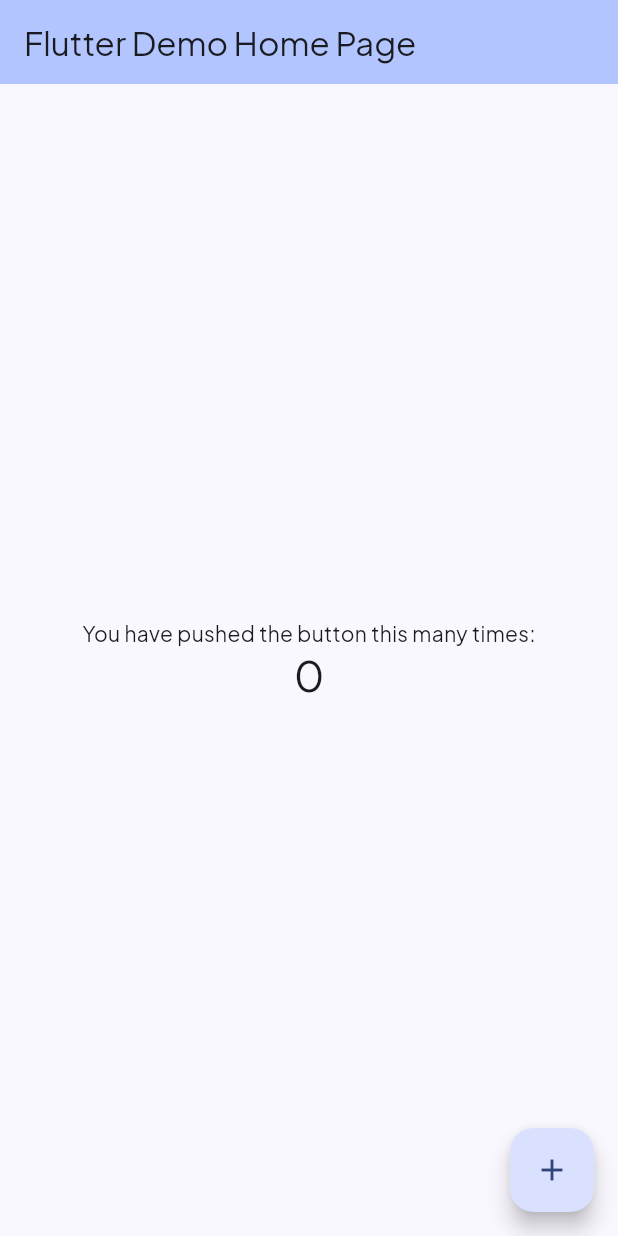
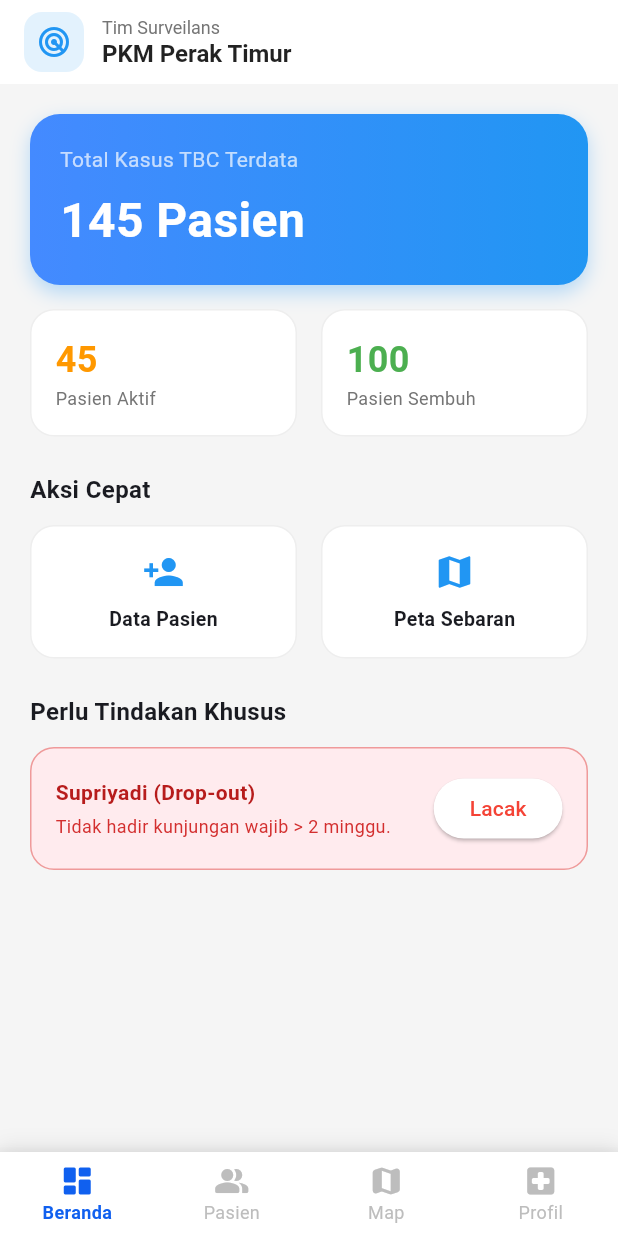
Before and after one commit to fathss/tb-check-mobile, a Flutter app: the screen it shows after launch, on a phone screen of 412 x 824 dp. Run offline on Flutter 3.47's test engine with Material 3 defaults, Android fonts, the phone set to English and light mode, and no system bars; Roboto replaces fonts that are missing (Poppins).

Commit message:
feat: create bottom bar, profile, home admin

```diff
--- /dev/null
+++ b/lib/features/admin_faskes/dashboard/screens/admin_dashboard_screen.dart
@@ -0,0 +1,91 @@
+import 'package:flutter/material.dart';
+import '../widgets/stat_card_widget.dart';
+import '../widgets/action_button_widget.dart';
+import '../widgets/alert_card_widget.dart';
+
+class AdminDashboardScreen extends StatelessWidget {
+  const AdminDashboardScreen({Key? key}) : super(key: key);
+
+  @override
+  Widget build(BuildContext context) {
+    return Scaffold(
+      backgroundColor: Colors.grey[100],
+      appBar: AppBar(
+        elevation: 0,
+        backgroundColor: Colors.white,
+        title: Row(
+          children: [
+            Container(
+              padding: const EdgeInsets.all(8),
+              decoration: BoxDecoration(
+                color: Colors.blue.shade50,
+                borderRadius: BorderRadius.circular(12),
+              ),
+              child: const Icon(Icons.radar, color: Colors.blue),
+            ),
+            const SizedBox(width: 12),
+            Column(
+              crossAxisAlignment: CrossAxisAlignment.start,
+              children: [
+                Text('Tim Surveilans', style: TextStyle(fontSize: 12, color: Colors.grey[600])),
+                const Text('PKM Perak Timur', style: TextStyle(fontSize: 16, fontWeight: FontWeight.bold, color: Colors.black87)),
+              ],
+            ),
+          ],
+        ),
+      ),
+      body: SingleChildScrollView(
+        padding: const EdgeInsets.all(20),
+        child: Column(
+          crossAxisAlignment: CrossAxisAlignment.start,
+          children: [
+            Container(
+              width: double.infinity,
+              padding: const EdgeInsets.all(20),
+              decoration: BoxDecoration(
+                gradient: const LinearGradient(colors: [Colors.blueAccent, Colors.blue]),
+                borderRadius: BorderRadius.circular(20),
+                boxShadow: [BoxShadow(color: Colors.blue.withOpacity(0.3), blurRadius: 10, offset: const Offset(0, 5))],
+              ),
+              child: const Column(
+                crossAxisAlignment: CrossAxisAlignment.start,
+                children: [
+                  Text('Total Kasus TBC Terdata', style: TextStyle(color: Colors.white70, fontSize: 14)),
+                  SizedBox(height: 8),
+                  Text('145 Pasien', style: TextStyle(color: Colors.white, fontSize: 32, fontWeight: FontWeight.bold)),
+                ],
+              ),
+            ),
+            const SizedBox(height: 16),
+            const Row(
+              children: [
+                Expanded(child: StatCardWidget(title: 'Pasien Aktif', value: '45', color: Colors.orange)),
+                SizedBox(width: 16),
+                Expanded(child: StatCardWidget(title: 'Pasien Sembuh', value: '100', color: Colors.green)),
+              ],
+            ),
+            const SizedBox(height: 24),
+            const Text('Aksi Cepat', style: TextStyle(fontSize: 16, fontWeight: FontWeight.bold)),
+            const SizedBox(height: 12),
+            Row(
+              children: [
+                Expanded(child: ActionButtonWidget(icon: Icons.person_add, label: 'Data Pasien', onTap: () {})),
+                const SizedBox(width: 16),
+                Expanded(child: ActionButtonWidget(icon: Icons.map, label: 'Peta Sebaran', onTap: () {})),
+              ],
+            ),
+            const SizedBox(height: 24),
+            const Text('Perlu Tindakan Khusus', style: TextStyle(fontSize: 16, fontWeight: FontWeight.bold)),
+            const SizedBox(height: 12),
+            AlertCardWidget(
+              patientName: 'Supriyadi',
+              message: 'Tidak hadir kunjungan wajib > 2 minggu.',
+              onTrack: () {
+              },
+            ),
+          ],
+        ),
+      ),
+    );
+  }
+}
--- /dev/null
+++ b/lib/features/admin_faskes/dashboard/widgets/action_button_widget.dart
@@ -0,0 +1,40 @@
+import 'package:flutter/material.dart';
+
+class ActionButtonWidget extends StatelessWidget{
+  final IconData icon;
+  final String label;
+  final VoidCallback onTap;
+
+  const ActionButtonWidget({
+    Key? key,
+    required this.icon,
+    required this.label,
+    required this.onTap,
+  }) : super(key: key);
+
+  @override
+  Widget build(BuildContext context) {
+    return InkWell(
+      onTap: onTap,
+      borderRadius: BorderRadius.circular(16),
+      child: Container(
+        padding: const EdgeInsets.symmetric(vertical: 16),
+        decoration: BoxDecoration(
+          color: Colors.white,
+          borderRadius: BorderRadius.circular(16),
+          border: Border.all(color: Colors.grey.shade200)
+          ),
+          child: Column(
+          children: [
+            Icon(icon, color: Colors.blue, size: 28,),
+            const SizedBox(height: 8,),
+            Text(
+              label,
+              style: const TextStyle(fontWeight: FontWeight.bold, fontSize: 13),
+            )
+          ],
+        )
+        ),
+      );
+  }
+}
--- /dev/null
+++ b/lib/features/admin_faskes/dashboard/widgets/alert_card_widget.dart
@@ -0,0 +1,54 @@
+import 'package:flutter/material.dart';
+
+class AlertCardWidget extends StatelessWidget {
+  final String patientName;
+  final String message;
+  final VoidCallback onTrack;
+
+  const AlertCardWidget({
+    Key? key,
+    required this.patientName,
+    required this.message,
+    required this.onTrack,
+  }) : super(key: key);
+
+  @override
+  Widget build(BuildContext context) {
+    return Container(
+      padding: const EdgeInsets.all(16),
+      decoration: BoxDecoration(
+        color: Colors.red.shade50,
+        border: Border.all(color: Colors.red.shade200),
+        borderRadius: BorderRadius.circular(16),
+      ),
+      child: Row(
+        children: [
+          Expanded(
+            child: Column(
+              crossAxisAlignment: CrossAxisAlignment.start,
+              children: [
+                Text(
+                  '$patientName (Drop-out)',
+                  style: TextStyle(fontWeight: FontWeight.bold, color: Colors.red.shade900),
+                ),
+                const SizedBox(height: 4),
+                Text(
+                  message,
+                  style: TextStyle(fontSize: 12, color: Colors.red.shade700),
+                ),
+              ],
+            ),
+          ),
+          ElevatedButton(
+            style: ElevatedButton.styleFrom(
+              backgroundColor: Colors.white,
+              foregroundColor: Colors.red,
+            ),
+            onPressed: onTrack,
+            child: const Text('Lacak'),
+          )
+        ],
+      ),
+    );
+  }
+}
--- /dev/null
+++ b/lib/features/admin_faskes/dashboard/widgets/stat_card_widget.dart
@@ -0,0 +1,39 @@
+import 'package:flutter/material.dart';
+
+class StatCardWidget extends StatelessWidget{
+  final String title;
+  final String value;
+  final Color color;
+
+  const StatCardWidget({
+    Key? key,
+    required this.title,
+    required this.value,
+    required this.color,
+  }) : super(key: key);
+
+  @override
+  Widget build(BuildContext context) {
+    return Container(
+      padding: const EdgeInsets.all(16),
+      decoration: BoxDecoration(
+        color: Colors.white,
+        borderRadius: BorderRadius.circular(16),
+        border: Border.all(color: Colors.grey.shade200),
+      ),
+      child: Column(
+        crossAxisAlignment: CrossAxisAlignment.start,
+        children: [
+          Text(
+            value,
+            style: TextStyle(fontSize: 24, fontWeight: FontWeight.bold, color: color),
+          ),
+          Text(
+            title,
+            style: TextStyle(fontSize: 12, color: Colors.grey[600]),
+          ),
+        ],
+      ),
+    );
+  }
+}
--- /dev/null
+++ b/lib/features/admin_faskes/navigation/admin_main_navigation.dart
@@ -0,0 +1,80 @@
+import 'package:flutter/material.dart';
+import '../dashboard/screens/admin_dashboard_screen.dart';
+import '../profile/screens/admin_profile_screen.dart';
+
+class AdminMainNavigation extends StatefulWidget {
+  const AdminMainNavigation({Key? key}) : super(key: key);
+
+  @override
+  State<AdminMainNavigation> createState() => _AdminMainNavigationState();
+}
+
+class _AdminMainNavigationState extends State<AdminMainNavigation> {
+  int _selectedIndex = 0;
+  final List<Widget> _pages = [
+    const AdminDashboardScreen(),
+    const Scaffold(
+      body: Center(
+        child: Text('Halaman Data Pasien\n(Dikerjakan di Minggu 10)', textAlign: TextAlign.center),
+      ),
+    ),
+    const Scaffold(
+      body: Center(
+        child: Text('Halaman Map Persebaran\n(Dikerjakan di Minggu 12)', textAlign: TextAlign.center),
+      ),
+    ),
+    const AdminProfileScreen(),
+  ];
+
+  void _onItemTapped(int index) {
+    setState(() {
+      _selectedIndex = index;
+    });
+  }
+
+  @override
+  Widget build(BuildContext context) {
+    return Scaffold(
+      body: _pages[_selectedIndex],
+      bottomNavigationBar: Container(
+        decoration: BoxDecoration(
+          boxShadow: [
+            BoxShadow(
+              color: Colors.grey.withOpacity(0.2),
+              blurRadius: 10,
+              offset: const Offset(0, -5),
+            ),
+          ],
+        ),
+        child: BottomNavigationBar(
+          currentIndex: _selectedIndex,
+          onTap: _onItemTapped,
+          backgroundColor: Colors.white,
+          selectedItemColor: const Color(0xFF1060EF), // Biru primary TBCare
+          unselectedItemColor: Colors.grey.shade400,
+          type: BottomNavigationBarType.fixed,
+          selectedLabelStyle: const TextStyle(fontWeight: FontWeight.bold, fontSize: 12),
+          unselectedLabelStyle: const TextStyle(fontWeight: FontWeight.normal, fontSize: 12),
+          items: const [
+            BottomNavigationBarItem(
+              icon: Icon(Icons.dashboard_rounded),
+              label: 'Beranda',
+            ),
+            BottomNavigationBarItem(
+              icon: Icon(Icons.people_alt_rounded),
+              label: 'Pasien',
+            ),
+            BottomNavigationBarItem(
+              icon: Icon(Icons.map_rounded),
+              label: 'Map',
+            ),
+            BottomNavigationBarItem(
+              icon: Icon(Icons.local_hospital_rounded),
+              label: 'Profil',
+            ),
+          ],
+        ),
+      ),
+    );
+  }
+}
--- /dev/null
+++ b/lib/features/admin_faskes/profile/screens/admin_profile_screen.dart
@@ -0,0 +1,64 @@
+import 'package:flutter/material.dart';
+import '../widgets/custom_text_field_widget.dart';
+
+class AdminProfileScreen extends StatelessWidget {
+  const AdminProfileScreen({Key? key}) : super(key: key);
+
+  @override
+  Widget build(BuildContext context) {
+    return Scaffold(
+      backgroundColor: Colors.white,
+      appBar: AppBar(
+        title: const Text('Profil Institusi', style: TextStyle(color: Colors.black87, fontWeight: FontWeight.bold, fontSize: 18)),
+        backgroundColor: Colors.white,
+        elevation: 0,
+        iconTheme: const IconThemeData(color: Colors.black),
+      ),
+      body: SingleChildScrollView(
+        padding: const EdgeInsets.all(24),
+        child: Column(
+          crossAxisAlignment: CrossAxisAlignment.start,
+          children: [
+            Center(
+              child: CircleAvatar(
+                radius: 40,
+                backgroundColor: Colors.blue.shade50,
+                child: const Icon(Icons.local_hospital, size: 40, color: Colors.blue),
+              ),
+            ),
+            const SizedBox(height: 32),
+
+            const CustomTextFieldWidget(label: 'Nama Faskes', placeholder: 'Puskesmas Perak Timur'),
+            const SizedBox(height: 16),
+
+            const CustomTextFieldWidget(label: 'Tipe Faskes', placeholder: 'Puskesmas Tingkat Pertama'),
+            const SizedBox(height: 16),
+
+            const CustomTextFieldWidget(label: 'Wilayah Jangkauan', placeholder: 'Kec. Pabean Cantian, Surabaya'),
+            const SizedBox(height: 16),
+
+            const CustomTextFieldWidget(label: 'Jam Operasional Layanan TBC', placeholder: 'Senin - Jumat, 08:00 - 14:00 WIB'),
+            const SizedBox(height: 16),
+
+            const CustomTextFieldWidget(label: 'Nomor Darurat / Call Center', placeholder: '031-1234567'),
+            const SizedBox(height: 32),
+
+            SizedBox(
+              width: double.infinity,
+              height: 50,
+              child: ElevatedButton(
+                style: ElevatedButton.styleFrom(
+                  backgroundColor: Colors.blue,
+                  shape: RoundedRectangleBorder(borderRadius: BorderRadius.circular(12)),
+                ),
+                onPressed: () {
+                },
+                child: const Text('Simpan Perubahan', style: TextStyle(fontSize: 16, fontWeight: FontWeight.bold, color: Colors.white)),
+              ),
+            )
+          ],
+        ),
+      ),
+    );
+  }
+}
--- /dev/null
+++ b/lib/features/admin_faskes/profile/widgets/custom_text_field_widget.dart
@@ -0,0 +1,46 @@
+import 'package:flutter/material.dart';
+
+class CustomTextFieldWidget extends StatelessWidget {
+  final String label;
+  final String placeholder;
+
+  const CustomTextFieldWidget({
+    Key? key,
+    required this.label,
+    required this.placeholder,
+  }) : super(key: key);
+
+  @override
+  Widget build(BuildContext context) {
+    return Column(
+      crossAxisAlignment: CrossAxisAlignment.start,
+      children: [
+        Text(
+          label,
+          style: const TextStyle(fontSize: 12, fontWeight: FontWeight.bold, color: Colors.black54),
+        ),
+        const SizedBox(height: 8),
+        TextField(
+          controller: TextEditingController(text: placeholder),
+          decoration: InputDecoration(
+            filled: true,
+            fillColor: Colors.grey.shade50,
+            contentPadding: const EdgeInsets.symmetric(horizontal: 16, vertical: 14),
+            border: OutlineInputBorder(
+              borderRadius: BorderRadius.circular(12),
+              borderSide: BorderSide(color: Colors.grey.shade300),
+            ),
+            enabledBorder: OutlineInputBorder(
+              borderRadius: BorderRadius.circular(12),
+              borderSide: BorderSide(color: Colors.grey.shade300),
+            ),
+            focusedBorder: OutlineInputBorder(
+              borderRadius: BorderRadius.circular(12),
+              borderSide: const BorderSide(color: Colors.blue),
+            ),
+          ),
+        ),
+      ],
+    );
+  }
+}
--- a/lib/main.dart
+++ b/lib/main.dart
@@ -1,5 +1,5 @@
 import 'package:flutter/material.dart';
-import 'package:tbcheck_app/core/theme/app_colors.dart';
+import 'features/admin_faskes/navigation/admin_main_navigation.dart';
 
 void main() {
   runApp(const MyApp());
@@ -8,102 +8,25 @@ void main() {
 class MyApp extends StatelessWidget {
   const MyApp({super.key});
 
-  // This widget is the root of your application.
   @override
   Widget build(BuildContext context) {
     return MaterialApp(
-      title: 'TBCheck',
+      title: 'TBCare Admin',
+      debugShowCheckedModeBanner: false,
       theme: ThemeData(
-        fontFamily: "PlusJakartaSans",
-        colorScheme: .fromSeed(seedColor: AppColors.primary),
+        useMaterial3: true,
+        colorScheme: ColorScheme.fromSeed(
+          seedColor: const Color(0xFF1060EF),
+          primary: const Color(0xFF1060EF),
+        ),
+        fontFamily: 'Poppins',
+        appBarTheme: const AppBarTheme(
+          centerTitle: false,
+          backgroundColor: Colors.white,
+          surfaceTintColor: Colors.white,
+        ),
       ),
-      home: const MyHomePage(title: 'Flutter Demo Home Page'),
+      home: const AdminMainNavigation(),
     );
   }
 }
-
-class MyHomePage extends StatefulWidget {
-  const MyHomePage({super.key, required this.title});
-
-  // This widget is the home page of your application. It is stateful, meaning
-  // that it has a State object (defined below) that contains fields that affect
-  // how it looks.
-
-  // This class is the configuration for the state. It holds the values (in this
-  // case the title) provided by the parent (in this case the App widget) and
-  // used by the build method of the State. Fields in a Widget subclass are
-  // always marked "final".
-
-  final String title;
-
-  @override
-  State<MyHomePage> createState() => _MyHomePageState();
-}
-
-class _MyHomePageState extends State<MyHomePage> {
-  int _counter = 0;
-
-  void _incrementCounter() {
-    setState(() {
-      // This call to setState tells the Flutter framework that something has
-      // changed in this State, which causes it to rerun the build method below
-      // so that the display can reflect the updated values. If we changed
-      // _counter without calling setState(), then the build method would not be
-      // called again, and so nothing would appear to happen.
-      _counter++;
-    });
-  }
-
-  @override
-  Widget build(BuildContext context) {
-    // This method is rerun every time setState is called, for instance as done
-    // by the _incrementCounter method above.
-    //
-    // The Flutter framework has been optimized to make rerunning build methods
-    // fast, so that you can just rebuild anything that needs updating rather
-    // than having to individually change instances of widgets.
-    return Scaffold(
-      appBar: AppBar(
-        // TRY THIS: Try changing the color here to a specific color (to
-        // Colors.amber, perhaps?) and trigger a hot reload to see the AppBar
-        // change color while the other colors stay the same.
-        backgroundColor: Theme.of(context).colorScheme.inversePrimary,
-        // Here we take the value from the MyHomePage object that was created by
-        // the App.build method, and use it to set our appbar title.
-        title: Text(widget.title),
-      ),
-      body: Center(
-        // Center is a layout widget. It takes a single child and positions it
-        // in the middle of the parent.
-        child: Column(
-          // Column is also a layout widget. It takes a list of children and
-          // arranges them vertically. By default, it sizes itself to fit its
-          // children horizontally, and tries to be as tall as its parent.
-          //
-          // Column has various properties to control how it sizes itself and
-          // how it positions its children. Here we use mainAxisAlignment to
-          // center the children vertically; the main axis here is the vertical
-          // axis because Columns are vertical (the cross axis would be
-          // horizontal).
-          //
-          // TRY THIS: Invoke "debug painting" (choose the "Toggle Debug Paint"
-          // action in the IDE, or press "p" in the console), to see the
-          // wireframe for each widget.
-          mainAxisAlignment: .center,
-          children: [
-            const Text('You have pushed the button this many times:'),
-            Text(
-              '$_counter',
-              style: Theme.of(context).textTheme.headlineMedium,
-            ),
-          ],
-        ),
-      ),
-      floatingActionButton: FloatingActionButton(
-        onPressed: _incrementCounter,
-        tooltip: 'Increment',
-        child: const Icon(Icons.add),
-      ),
-    );
-  }
-}
```
Also changed, not shown: pubspec.lock.
